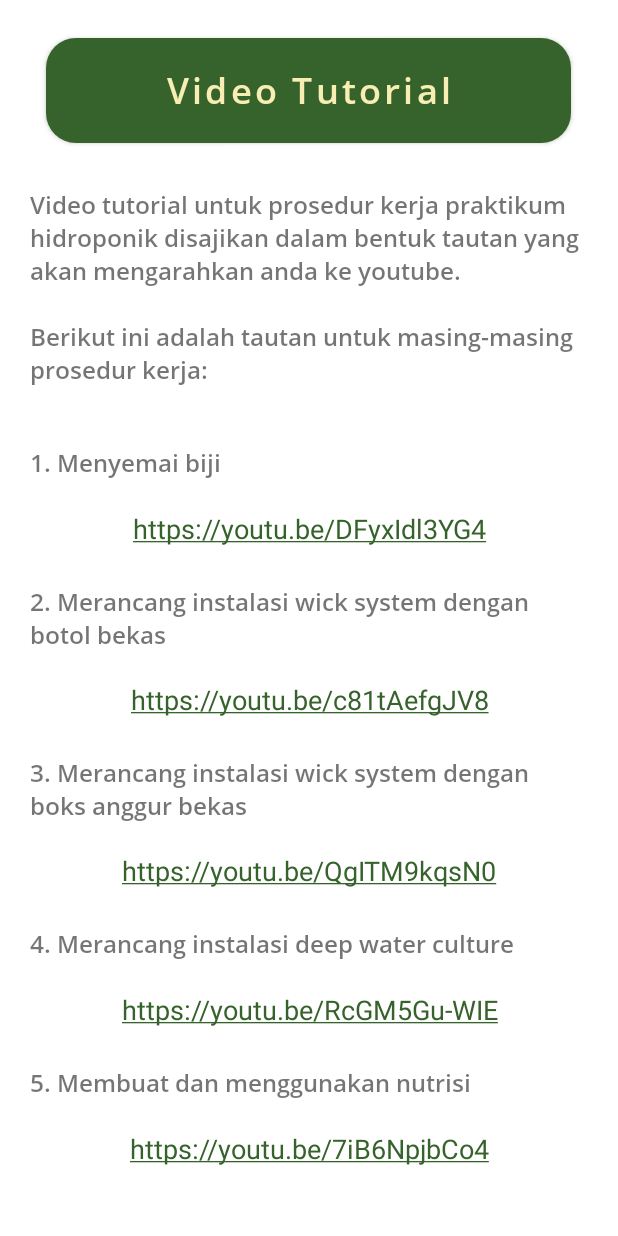
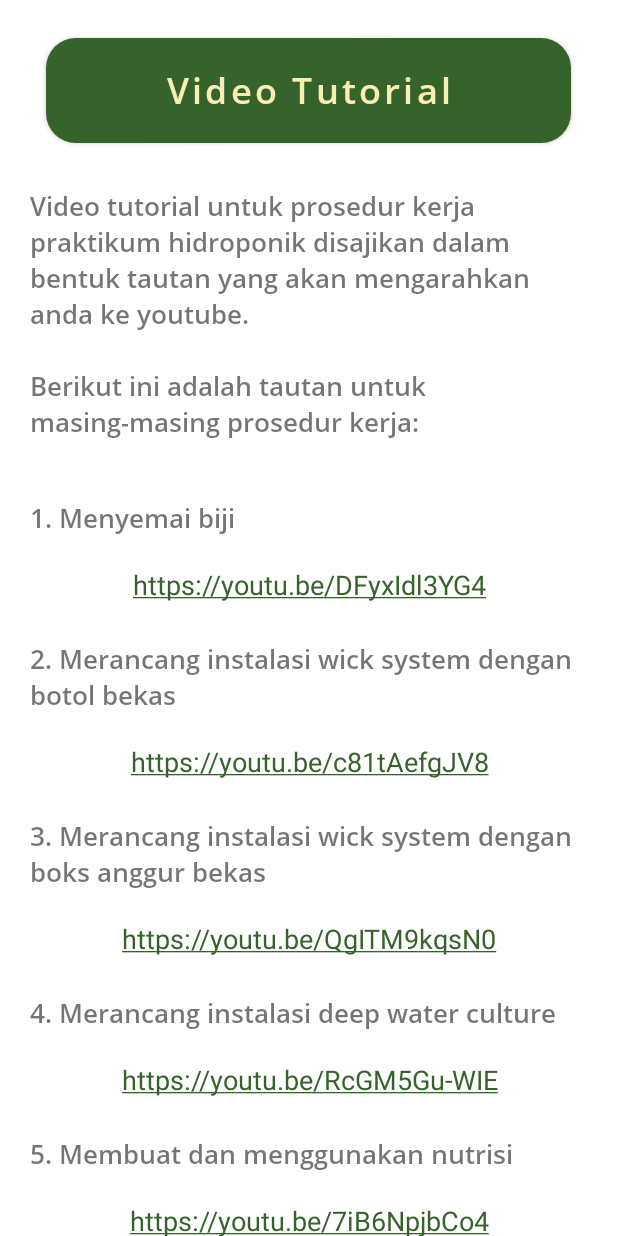
Before and after one commit to shionart/growponic-revised, an Android app: the Tutorial6Activity screen opened directly, with no data from a screen before it, on a phone screen of 412 x 824 dp. Run offline under Robolectric (Android 15) with nearby library versions, the phone set to English and light mode, and no system bars.

Commit message:
kompetensi + tutorial

```diff
--- a/app/src/main/java/com/project/testappgrowponic/belajarHidroponic/KompetensiDasarActivity.kt
+++ b/app/src/main/java/com/project/testappgrowponic/belajarHidroponic/KompetensiDasarActivity.kt
@@ -14,9 +14,9 @@ class KompetensiDasarActivity : AppCompatActivity() {
         super.onCreate(savedInstanceState)
         setContentView(R.layout.activity_kompetensi_dasar)
 
-        val tabel_ki = "/materi/kompetensi/Tabel KI.png"
-        val tabel_kd = "/materi/kompetensi/Tabel KD.png"
-        val tabel_ipk = "/materi/kompetensi/Tabel IPK.png"
+        val tabel_ki = "/materi/kompetensi/KI2.png"
+        val tabel_kd = "/materi/kompetensi/KD2.png"
+        val tabel_ipk = "/materi/kompetensi/IPK2.png"
 
 
         //load tabel ki
--- a/app/src/main/java/com/project/testappgrowponic/tutorials/Tutorial1.kt
+++ b/app/src/main/java/com/project/testappgrowponic/tutorials/Tutorial1.kt
@@ -84,7 +84,7 @@ class Tutorial1 : AppCompatActivity() {
                 "Prosedur Kerja",
                 "/tutorialfix/menyemai/5.JPG",
                 "\n5. Lubang untuk biji kangkung dibuat sebanyak 5-6 lubang pada setiap kotak \n"+
-                "\n\nLubang untuk biji bayam dibuat sebanyak 2-4 lubang pada setiap kotak",
+                "\nLubang untuk biji bayam dibuat sebanyak 2-4 lubang pada setiap kotak",
                 "",
                 "",
                 "",
--- a/app/src/main/java/com/project/testappgrowponic/tutorials/Tutorial4.kt
+++ b/app/src/main/java/com/project/testappgrowponic/tutorials/Tutorial4.kt
@@ -101,8 +101,9 @@ class Tutorial4 : AppCompatActivity() {
                 "Prosedur Kerja",
                 "/tutorialfix/nutrisi/5.JPG",
                 "\n4. Larutan nutrisi diukur dengan TDS meter sesuai dengan ppm nutrisi yang dibutuhkan \n"+
-                "\n\nPenambahan kepekatan larutan nutrisi akan menaikkan nilai ppm nutrisi\n"+
-                "\n\nPenambahan air akan menurunkan nilai ppm nutrisi",
+                "\nCatatan:"+
+                "\n-Penambahan kepekatan larutan nutrisi akan menaikkan nilai ppm nutrisi"+
+                "\n-Penambahan air akan menurunkan nilai ppm nutrisi",
                 "",
                 "",
                 "",
--- a/app/src/main/res/layout/activity_materi.xml
+++ b/app/src/main/res/layout/activity_materi.xml
@@ -124,7 +124,7 @@
                         android:layout_gravity="center"
                         android:fontFamily="@font/opensans_semibold"
                         android:gravity="center"
-                        android:text="Merancang Instalasi \n Deep Water Culture  "
+                        android:text="Merancang Instalasi \n Deep Water Culture   "
                         android:textColor="@android:color/black"
                         android:textSize="17sp" />
 
--- a/app/src/main/res/layout/activity_tutorial6.xml
+++ b/app/src/main/res/layout/activity_tutorial6.xml
@@ -57,7 +57,7 @@
             android:layout_marginTop="10dp"
             android:text="@string/video_tutorial"
             android:padding="20dp"
-            android:textSize="16sp"
+            android:textSize="17sp"
             android:fontFamily="@font/opensans_semibold"/>
 
         <TextView
@@ -66,7 +66,7 @@
             android:text="@string/menyemai"
             android:padding="20dp"
             android:fontFamily="@font/opensans_semibold"
-            android:textSize="16sp"/>
+            android:textSize="17sp"/>
 
         <TextView
             android:id="@+id/link_1"
@@ -85,7 +85,7 @@
             android:text="@string/wick_botol"
             android:padding="20dp"
             android:fontFamily="@font/opensans_semibold"
-            android:textSize="16sp" />
+            android:textSize="17sp" />
 
         <TextView
             android:id="@+id/link_2"
@@ -104,7 +104,7 @@
             android:text="@string/wick_box"
             android:padding="20dp"
             android:fontFamily="@font/opensans_semibold"
-            android:textSize="16sp" />
+            android:textSize="17sp" />
 
         <TextView
             android:id="@+id/link_3"
@@ -123,7 +123,7 @@
             android:text="@string/deep"
             android:padding="20dp"
             android:fontFamily="@font/opensans_semibold"
-            android:textSize="16sp" />
+            android:textSize="17sp" />
 
         <TextView
             android:id="@+id/link_4"
@@ -142,18 +142,36 @@
             android:text="@string/nutrisi"
             android:padding="20dp"
             android:fontFamily="@font/opensans_semibold"
-            android:textSize="16sp" />
+            android:textSize="17sp" />
 
         <TextView
             android:id="@+id/link_5"
             android:layout_width="268dp"
             android:layout_height="30dp"
+            android:layout_marginBottom="20dp"
             android:layout_gravity="center_horizontal"
             android:autoLink="all"
             android:text="@string/link_5"
             android:textAppearance="@style/Base.TextAppearance.AppCompat.Medium"
             android:textAlignment="center"
             android:textColorLink="@color/colorPrimary" />
+
+        <Button
+            android:layout_width="380dp"
+            android:layout_height="100dp"
+            android:layout_marginLeft="30dp"
+            android:layout_marginTop="20dp"
+            android:layout_marginRight="30dp"
+            android:layout_marginBottom="20dp"
+            android:background="@drawable/rounded_button"
+            android:text="Opsi subtitles/CC pada bagian pengaturan video diaktifkan untuk menampilkan langkah kerja tutorial"
+            android:layout_gravity="center_horizontal"
+            android:fontFamily="@font/opensans_semibold"
+            android:textAllCaps="false"
+            android:textSize="16sp"
+            android:textColor="@color/colorAccent"/>
+
+
 
 
     </LinearLayout>
```
Also changed, not shown: app/src/main/res/layout/activity_kompetensi_dasar.xml (+7 -7 lines).
